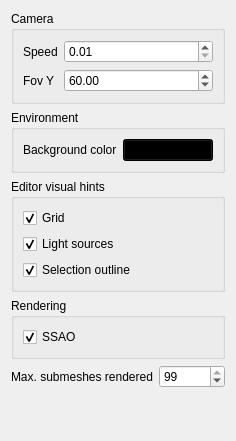
Before: the Qt Designer form Project2/ui/miscsettingswidget.ui in jesusdz/AGP, drawn with Qt 5.
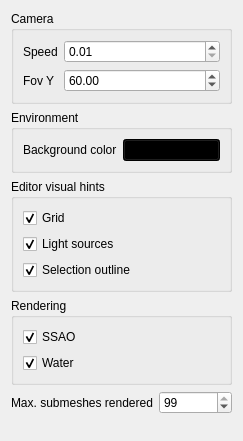
After: the same form once the commit is applied.

Commit message: Project2: Added du/dv map to water shader.

```diff
--- a/Project2/ui/miscsettingswidget.ui
+++ b/Project2/ui/miscsettingswidget.ui
@@ -6,7 +6,7 @@
    <rect>
     <x>0</x>
     <y>0</y>
-    <width>236</width>
+    <width>243</width>
     <height>441</height>
    </rect>
   </property>
@@ -88,8 +88,8 @@
      <property name="title">
       <string>Editor visual hints</string>
      </property>
-     <layout class="QFormLayout" name="formLayout_3">
-      <item row="1" column="0">
+     <layout class="QVBoxLayout" name="verticalLayout_3">
+      <item>
        <widget class="QCheckBox" name="checkBoxGrid">
         <property name="text">
          <string>Grid</string>
@@ -99,17 +99,7 @@
         </property>
        </widget>
       </item>
-      <item row="3" column="0">
-       <widget class="QCheckBox" name="checkBoxSelectionOutline">
-        <property name="text">
-         <string>Selection outline</string>
-        </property>
-        <property name="checked">
-         <bool>true</bool>
-        </property>
-       </widget>
-      </item>
-      <item row="2" column="0">
+      <item>
        <widget class="QCheckBox" name="checkBoxLightSources">
         <property name="text">
          <string>Light sources</string>
@@ -119,6 +109,16 @@
         </property>
        </widget>
       </item>
+      <item>
+       <widget class="QCheckBox" name="checkBoxSelectionOutline">
+        <property name="text">
+         <string>Selection outline</string>
+        </property>
+        <property name="checked">
+         <bool>true</bool>
+        </property>
+       </widget>
+      </item>
      </layout>
     </widget>
    </item>
@@ -138,6 +138,16 @@
         </property>
        </widget>
       </item>
+      <item>
+       <widget class="QCheckBox" name="checkBoxWater">
+        <property name="text">
+         <string>Water</string>
+        </property>
+        <property name="checked">
+         <bool>true</bool>
+        </property>
+       </widget>
+      </item>
      </layout>
     </widget>
    </item>
```
The commit also changes 11 other files.
